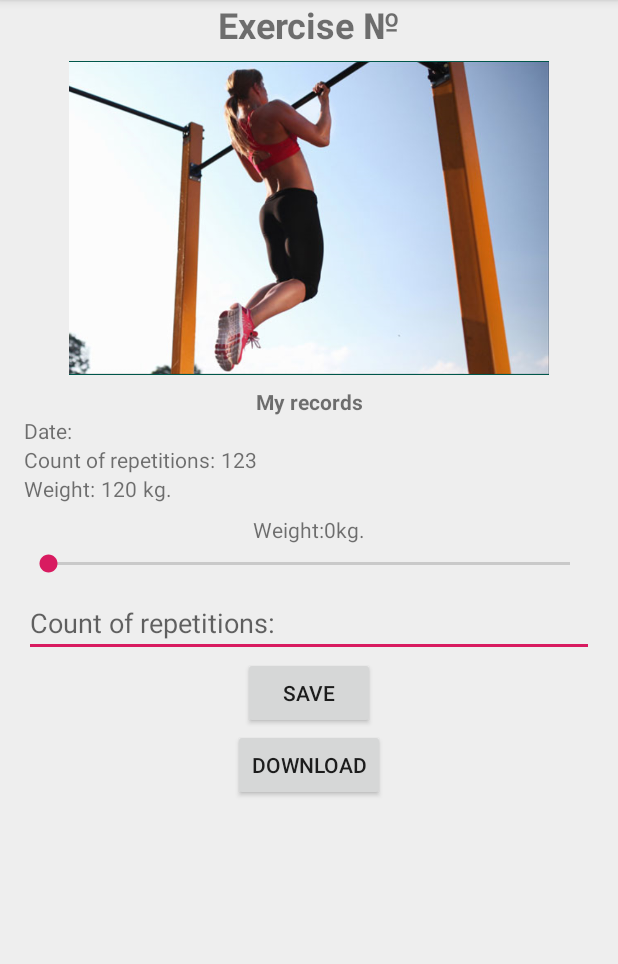
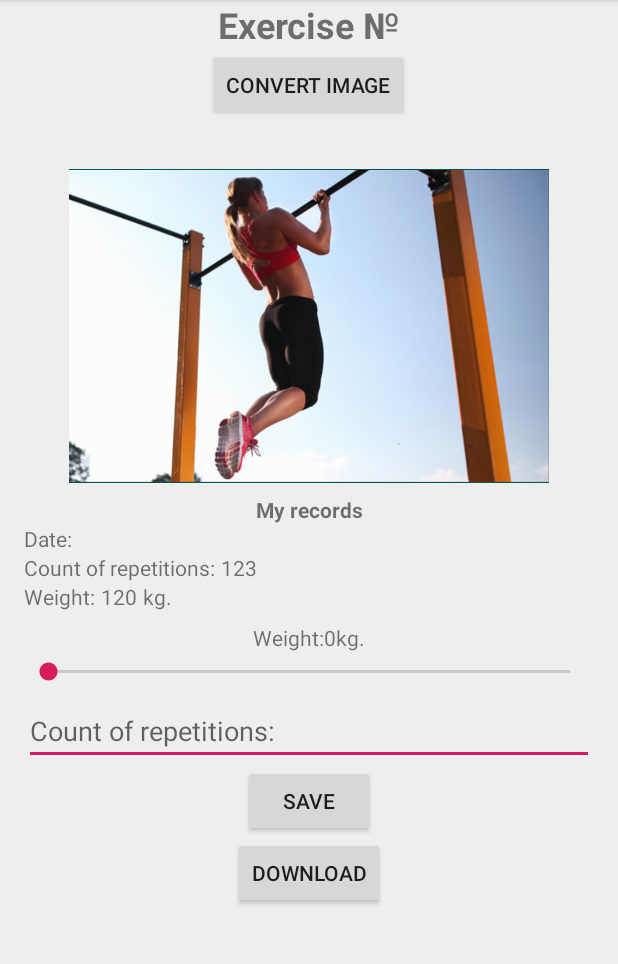
Before and after one commit to werefox07/CityWorkout, an Android app: the fragment WorkoutDetailFragment shown on its own in the app's theme, on a phone screen of 412 x 824 dp, the part 84-1048 px from its top. Run offline under Robolectric (Android 15) with nearby library versions, the phone set to English and light mode, and no system bars; libraries missing offline, so code that uses them is left out: com.arellomobile.mvp.

Commit message:
added image jpg converter to png

```diff
--- a/app/src/main/AndroidManifest.xml
+++ b/app/src/main/AndroidManifest.xml
@@ -17,5 +17,8 @@
             </intent-filter>
         </activity>
     </application>
+    <uses-permission android:name="android.permission.READ_EXTERNAL_STORAGE"/>
+    <uses-permission android:name="android.permission.WRITE_EXTERNAL_STORAGE"/>
+
 
 </manifest>
--- a/feature_list_workout/src/main/java/com/example/feature_list_workout/detail/presenter/ViewProtocolWorkoutDetailScreen.kt
+++ b/feature_list_workout/src/main/java/com/example/feature_list_workout/detail/presenter/ViewProtocolWorkoutDetailScreen.kt
@@ -6,4 +6,5 @@ import com.example.domain.Workout
 interface ViewProtocolWorkoutDetailScreen : MvpView {
     fun showDetail(workout: Workout)
     fun updateDescription(desc: Int)
+    fun updateInfoConvert(text: String)
 }
--- a/feature_list_workout/src/main/java/com/example/feature_list_workout/detail/view/WorkoutDetailFragment.kt
+++ b/feature_list_workout/src/main/java/com/example/feature_list_workout/detail/view/WorkoutDetailFragment.kt
@@ -7,11 +7,12 @@ import android.view.ViewGroup
 import android.widget.*
 import com.arellomobile.mvp.MvpAppCompatFragment
 import com.arellomobile.mvp.presenter.InjectPresenter
-
 import com.example.domain.Workout
 import com.example.feature_list_workout.R
 import com.example.feature_list_workout.detail.presenter.ViewProtocolWorkoutDetailScreen
 import com.example.feature_list_workout.detail.presenter.WorkoutDetailPresenter
+import java.security.AccessController.getContext
+
 
 class WorkoutDetailFragment : MvpAppCompatFragment(), ViewProtocolWorkoutDetailScreen {
 
@@ -28,7 +29,9 @@ class WorkoutDetailFragment : MvpAppCompatFragment(), ViewProtocolWorkoutDetailS
     lateinit var downloadButton: Button
     lateinit var titleExercise: TextView
     lateinit var progressBar: ProgressBar
+    lateinit var progressBarConvertImage: ProgressBar
     lateinit var descriptionExercise: TextView
+    lateinit var convertButton: Button
     private var numberExersice = -1
 
     fun passNumberExercice(workoutIndex: Int) {
@@ -64,6 +67,8 @@ class WorkoutDetailFragment : MvpAppCompatFragment(), ViewProtocolWorkoutDetailS
         downloadButton = view.findViewById(R.id.share_button)
         progressBar = view.findViewById(R.id.progress_bar)
         descriptionExercise = view.findViewById(R.id.description_exersice)
+        convertButton = view.findViewById(R.id.convert_button)
+        progressBarConvertImage = view.findViewById(R.id.progress_bar_convert_image)
     }
 
     override fun showDetail(workout: Workout) {
@@ -75,10 +80,20 @@ class WorkoutDetailFragment : MvpAppCompatFragment(), ViewProtocolWorkoutDetailS
             progressBar.visibility = View.VISIBLE
             presenter.downloadDescriptionExercise()
         }
+
+        convertButton.setOnClickListener() {
+            progressBarConvertImage.visibility = View.VISIBLE
+            presenter.convertImageToPng()
+        }
     }
 
     override fun updateDescription(desc: Int) {
         progressBar.visibility = View.INVISIBLE
         descriptionExercise.text = desc.toString()
     }
+
+    override fun updateInfoConvert(text: String) {
+        progressBarConvertImage.visibility = View.INVISIBLE
+        Toast.makeText(getContext(), text, Toast.LENGTH_SHORT).show()
+    }
 }
--- a/feature_list_workout/src/main/res/layout/layout_workout_detail.xml
+++ b/feature_list_workout/src/main/res/layout/layout_workout_detail.xml
@@ -24,6 +24,19 @@
             android:maxLines="2"
             android:ellipsize="end"
             android:layout_height="wrap_content" />
+
+        <Button
+            style="@style/WrapContentHW"
+            android:id="@+id/convert_button"
+            android:layout_gravity="center"
+            android:text="@string/convert_image" />
+
+        <ProgressBar
+            android:id="@+id/progress_bar_convert_image"
+            android:layout_width="24dp"
+            android:layout_height="24dp"
+            android:layout_gravity = "center"
+            android:visibility="invisible"/>
 
         <ImageView
             android:id="@+id/workout_detail_image_view"
--- a/feature_list_workout/src/main/res/values/strings.xml
+++ b/feature_list_workout/src/main/res/values/strings.xml
@@ -14,4 +14,5 @@
     <string name="date_text">Date: </string>
     <string name="recods_text">My records</string>
     <string name="title_exercise">Exercise №</string>
+    <string name="convert_image">convert image</string>
 </resources>
```
Also changed, not shown: feature_list_workout/src/main/java/com/example/feature_list_workout/converter/ImageJpgToPngConverter.kt (added, +40 -0 lines), feature_list_workout/src/main/java/com/example/feature_list_workout/detail/presenter/WorkoutDetailPresenter.kt (+78 -0 lines).
